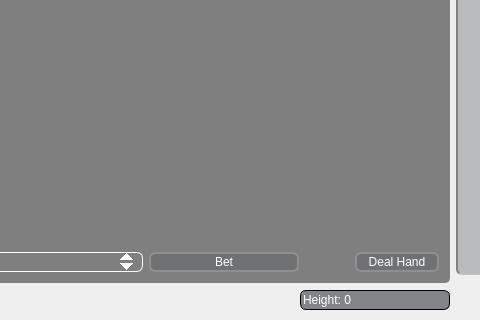
Qt form FiveCardDraw/mainwindow.ui (SixofClubsss/Dero-Poker-Table) before a commit; both pictures show x 695 to 1175 and y 424 to 744 of the 1261 by 744 pixel window.
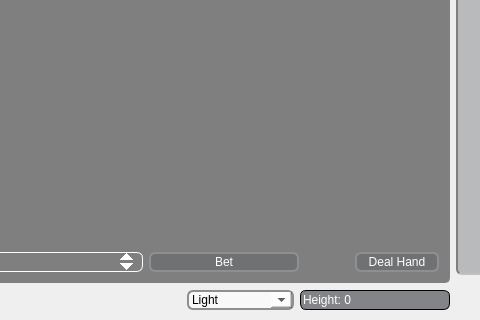
The same form after that commit. Icons and pictures are not drawn.

What changed in the file:
```diff
--- a/FiveCardDraw/mainwindow.ui
+++ b/FiveCardDraw/mainwindow.ui
@@ -1491,6 +1491,21 @@
       </property>
      </widget>
     </item>
+    <item row="7" column="3" alignment="Qt::AlignRight">
+     <widget class="QComboBox" name="deckComboBox">
+      <property name="minimumSize">
+       <size>
+        <width>143</width>
+        <height>0</height>
+       </size>
+      </property>
+      <item>
+       <property name="text">
+        <string>Light</string>
+       </property>
+      </item>
+     </widget>
+    </item>
    </layout>
   </widget>
   <widget class="QMenuBar" name="menubar">
```
